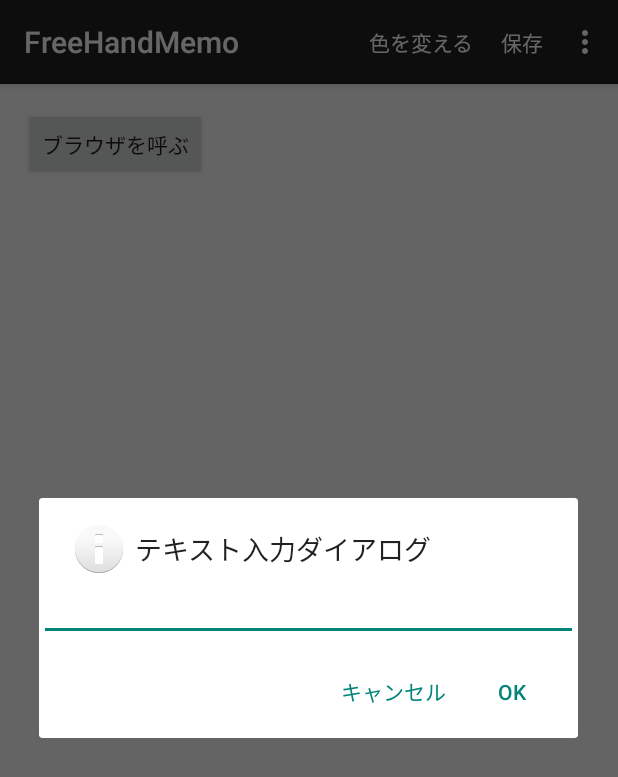
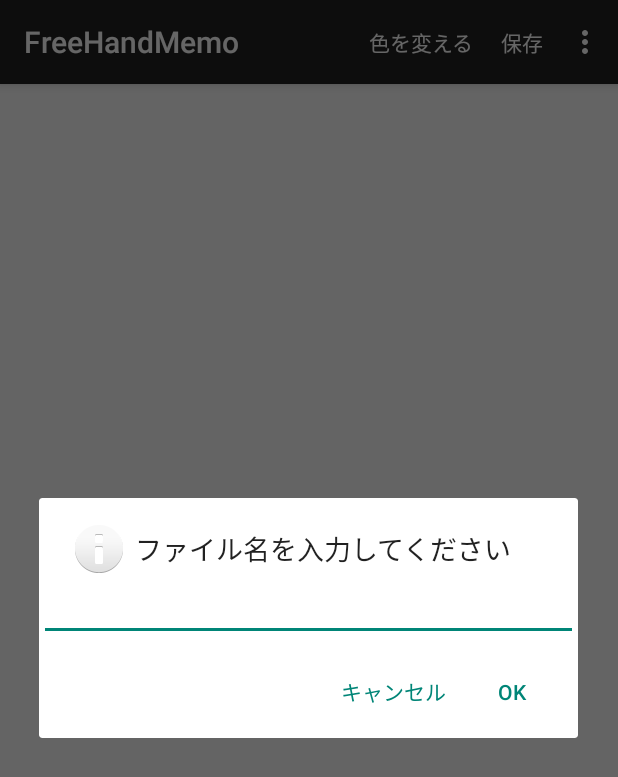
Before and after one commit to mikankun/FreeHandMemo, an Android app: the screen it shows after launch (MainActivity), after a tap on "保存", on a phone screen of 412 x 824 dp. Shown: the top 777 px of the screen. Run offline under Robolectric (Android 15) with nearby library versions, the phone set to English and light mode, and no system bars.

```diff
--- a/app/src/main/java/com/example/lighthouse/freehandmemo/MainActivity.java
+++ b/app/src/main/java/com/example/lighthouse/freehandmemo/MainActivity.java
@@ -12,18 +12,14 @@ import android.graphics.Canvas;
 import android.graphics.Color;
 import android.graphics.Paint;
 import android.graphics.Path;
-import android.graphics.Point;
 import android.os.Bundle;
 import android.os.Environment;
 import android.provider.MediaStore;
 import android.support.v7.app.ActionBarActivity;
-import android.util.Log;
-import android.view.Display;
 import android.view.Menu;
 import android.view.MenuItem;
 import android.view.MotionEvent;
 import android.view.View;
-import android.view.WindowManager;
 import android.widget.EditText;
 import android.widget.ImageView;
 import android.widget.Toast;
@@ -51,16 +47,7 @@ public class MainActivity extends ActionBarActivity  implements View.OnTouchList
         setContentView(R.layout.activity_main);
 
         iv = (ImageView) findViewById(R.id.imageView);
-//        Display disp = ((WindowManager)getSystemService(Context.WINDOW_SERVICE))
-//                .getDefaultDisplay();
-//        Point point = new Point();
-//        disp.getSize(point);
-//
-//        w = point.x;//横幅
-//        h = point.y;//縦幅
-//
-//       bitmap = Bitmap.createBitmap(w,h, Bitmap.Config.ARGB_8888);
-        //αチャネル、RGB 各8bit
+
 
         paint = new Paint();
         path = new Path();
@@ -74,16 +61,17 @@ public class MainActivity extends ActionBarActivity  implements View.OnTouchList
 //        iv.setImageBitmap(bitmap);
         iv.setOnTouchListener(this);
 
-
     }
 
     @Override
     public void onWindowFocusChanged(boolean hasFocus) {
         super.onWindowFocusChanged(hasFocus);
-
-       bitmap = Bitmap.createBitmap(iv.getWidth(),iv.getHeight(), Bitmap.Config.ARGB_8888);
-        canvas = new Canvas(bitmap);
-       iv.setImageBitmap(bitmap);
+        if(bitmap == null) {
+            bitmap = Bitmap.createBitmap(iv.getWidth(), iv.getHeight(), Bitmap.Config.ARGB_8888);
+            canvas = new Canvas(bitmap);
+            canvas.drawColor(Color.WHITE);
+            iv.setImageBitmap(bitmap);
+        }
 
     }
 
@@ -148,8 +136,7 @@ public class MainActivity extends ActionBarActivity  implements View.OnTouchList
         final String saveDir = Environment.getExternalStorageDirectory().getPath() + "/memo";
         new AlertDialog.Builder(MainActivity.this)
                 .setIcon(android.R.drawable.ic_dialog_info)
-                .setTitle("テキスト入力ダイアログ")
-                        //setViewにてビューを設定します。
+                .setTitle(getString(R.string.inputfile))
                 .setView(editView)
                 .setPositiveButton("OK", new DialogInterface.OnClickListener() {
                     public void onClick(DialogInterface dialog, int whichButton) {
@@ -179,12 +166,12 @@ public class MainActivity extends ActionBarActivity  implements View.OnTouchList
                             e.printStackTrace();
                         }
 
-                        Toast.makeText(MainActivity.this, "保存しました", Toast.LENGTH_LONG).show();
+                        Toast.makeText(MainActivity.this, getString(R.string.savedone), Toast.LENGTH_LONG).show();
 
 
                     }
                 })
-                .setNegativeButton("キャンセル", null)
+                .setNegativeButton(getString(R.string.cancel), null)
                 .show();
 
     }
@@ -212,13 +199,13 @@ public class MainActivity extends ActionBarActivity  implements View.OnTouchList
             String[] colornames = getResources().getStringArray(R.array.color_name);
 
             AlertDialog.Builder builder = new AlertDialog.Builder(this);
-            builder.setTitle("色を選択してください")
+            builder.setTitle(getString(R.string.selectcolor))
                     .setItems(colornames, new DialogInterface.OnClickListener() {
                                 @Override
                                 public void onClick(DialogInterface dialog, int which) {
                                     TypedArray colors =
                                             getResources().obtainTypedArray(R.array.selectable_colors);
-                                    int color = colors.getColor(0, 0);
+
                                     paint.setColor(colors.getColor(which, 0));
                                 }
                             }
@@ -230,19 +217,22 @@ public class MainActivity extends ActionBarActivity  implements View.OnTouchList
         if( id == R.id.save){
             save();
         }
-        //リセット
-        if( id == R.id.reset){
+        // クリア
+        if( id == R.id.clear){
             AlertDialog.Builder builder = new AlertDialog.Builder(this);
 
-            builder.setTitle("確認")
-                   .setMessage("クリアします。\n よろしいですか？")
+            builder.setTitle(getString(R.string.confirm))
+                   .setMessage(getString(R.string.confirmclear))
                    .setPositiveButton("OK",new DialogInterface.OnClickListener() {
                        @Override
                        public void onClick(DialogInterface dialog, int which) {
 
-                               bitmap = Bitmap.createBitmap(w, h, Bitmap.Config.ARGB_8888);
-                               canvas = new Canvas(bitmap);
-                               iv.setImageBitmap(bitmap);
+                           bitmap = Bitmap.createBitmap(iv.getWidth(), iv.getHeight(), Bitmap.Config.ARGB_8888);
+                           canvas = new Canvas(bitmap);
+                           canvas.drawColor(Color.WHITE);
+                           iv.setImageBitmap(bitmap);
+
+                           Toast.makeText(MainActivity.this, getString(R.string.cleardone), Toast.LENGTH_LONG).show();
                            }
                        }
                     )
--- a/app/src/main/res/layout/activity_main.xml
+++ b/app/src/main/res/layout/activity_main.xml
@@ -12,12 +12,5 @@
         android:layout_alignParentTop="true"
         android:layout_alignParentStart="true" />
 
-    <Button
-        android:layout_width="wrap_content"
-        android:layout_height="wrap_content"
-        android:text="ブラウザを呼ぶ"
-        android:id="@+id/button"
-        android:layout_alignTop="@+id/imageView"
-        android:layout_alignParentStart="true"
-        android:onClick="button01Click" />
+
 </RelativeLayout>
--- a/app/src/main/res/menu/menu_main.xml
+++ b/app/src/main/res/menu/menu_main.xml
@@ -12,7 +12,7 @@
         android:orderInCategory="300" app:showAsAction="ifRoom"
         />
 
-    <item android:id="@+id/reset" android:title="@string/reset"
+    <item android:id="@+id/clear" android:title="@string/clear"
         android:orderInCategory="400" app:showAsAction="ifRoom"
         />
 </menu>
--- a/app/src/main/res/values/strings.xml
+++ b/app/src/main/res/values/strings.xml
@@ -7,5 +7,17 @@
 
     <string name="change_color">色を変える</string>
     <string name="save">保存</string>
-    <string name="reset">リセット</string>
+    <string name="clear">クリア</string>
+    <string name="confirm">確認</string>
+    <string name="cancel">キャンセル</string>
+
+
+
+    <string name="inputfile">ファイル名を入力してください</string>
+    <string name="selectcolor">色を選択してください</string>
+
+    <string name="savedone">保存しました</string>
+    <string name="cleardone">クリアしました</string>
+    <string name="confirmclear">クリアします。\nよろしいですか？</string>
+
 </resources>
```
